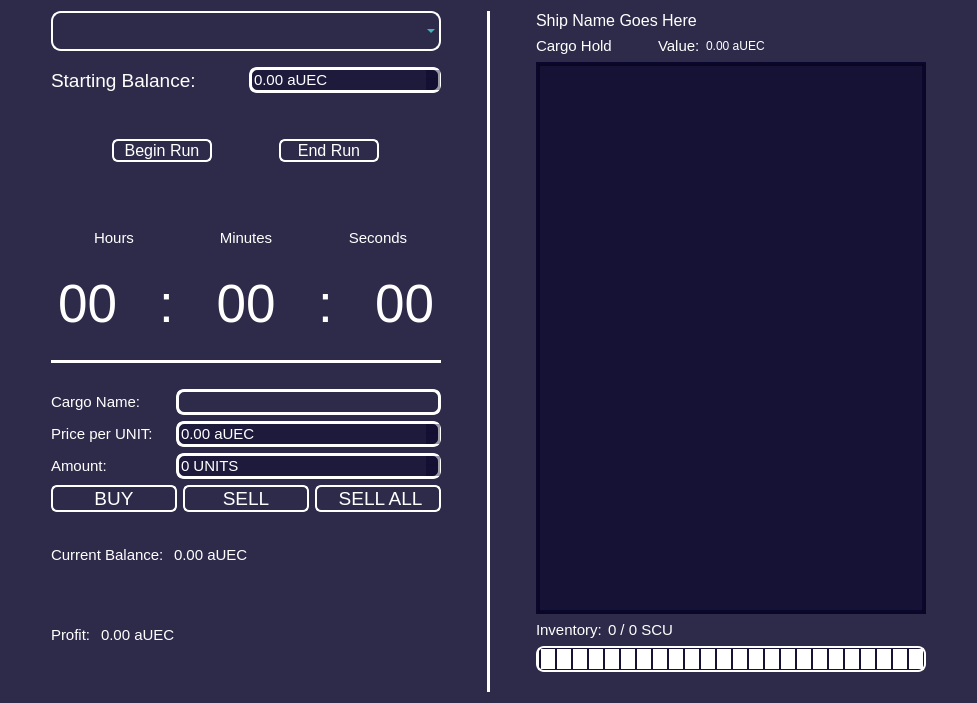
Above: widget.ui from JusDooEt/SC-Cargo-Log-Qt before the change. Below: the same form after it.
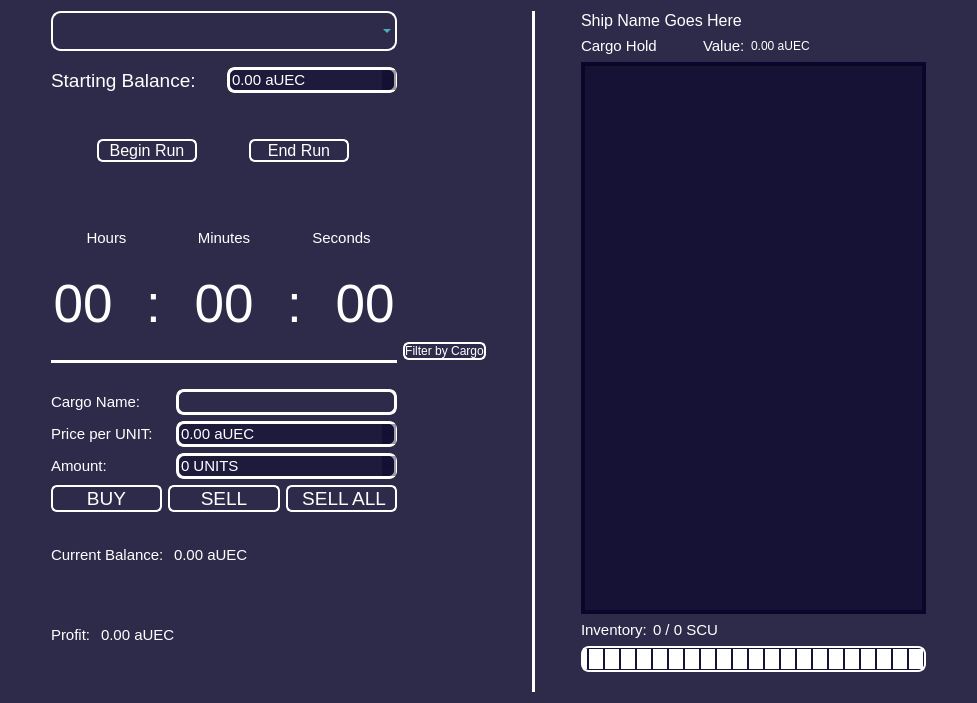
That is the form after the change.

Commit message: Sorts the ship list inccorrectly. When selecting ship from combo box the wrong ship stats are displayed

```diff
--- a/widget.ui
+++ b/widget.ui
@@ -1262,6 +1262,13 @@
      </item>
     </layout>
    </item>
+   <item>
+    <widget class="QPushButton" name="pushButton">
+     <property name="text">
+      <string>Filter by Cargo</string>
+     </property>
+    </widget>
+   </item>
    <item>
     <spacer name="horizontalSpacer_2">
      <property name="orientation">
```
The commit also changes 4 other files.
